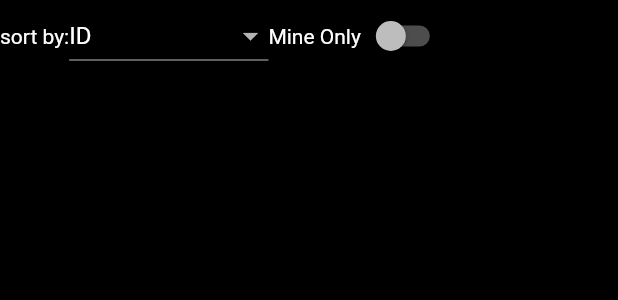
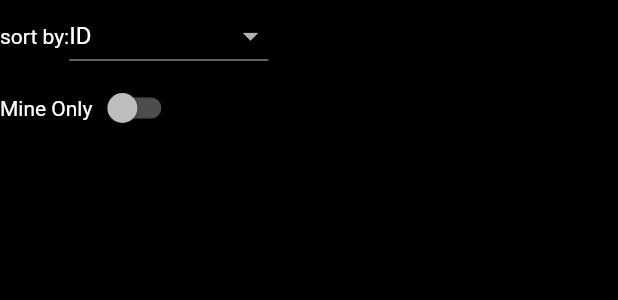
Before and after one commit to amlcloud/seeder, a Flutter app: the BatchList widget shown alone on an empty page, opened directly, on a phone screen of 412 x 824 dp. Shown: the top 300 px of the screen. Run offline on Flutter 3.47's test engine with Material 2 defaults, Android fonts, the phone set to English and light mode, and no system bars; our stand-ins replace cloud_firestore, csv, equatable, firebase_auth, firebase_core, flutter_riverpod and 4 more; missing offline and left inert: dart:html, universal_html; accounts and stored records are empty; statements that could not run were skipped.

Commit message:
layout fixes

```diff
--- a/lib/batch/batch_details.dart
+++ b/lib/batch/batch_details.dart
@@ -36,7 +36,7 @@ class BatchDetails extends ConsumerWidget {
           child: SingleChildScrollView(
               child: Column(
             children: [
-              Text(entityId!),
+              // Text(entityId!),
               DocFieldTextEdit(
                   FirebaseFirestore.instance.doc('batch/${entityId}'), 'id'),
               DocFieldTextEdit(
--- a/lib/batch/batch_list.dart
+++ b/lib/batch/batch_list.dart
@@ -15,13 +15,16 @@ class BatchList extends ConsumerWidget {
   @override
   Widget build(BuildContext context, WidgetRef ref) => Column(
         children: [
+          Column(
+            children: [
               Row(
                 children: [
                   Text('sort by:'),
                   DropdownButton<String>(
                     value: ref.watch(sortStateNotifierProvider) ?? 'id',
                     onChanged: (String? newValue) {
-                  ref.read(sortStateNotifierProvider.notifier).value = newValue;
+                      ref.read(sortStateNotifierProvider.notifier).value =
+                          newValue;
                     },
                     items: <String>['time Created', 'name', 'id']
                         .map<DropdownMenuItem<String>>((String value) {
@@ -30,6 +33,8 @@ class BatchList extends ConsumerWidget {
                         child: Text(value.toUpperCase()),
                       );
                     }).toList(),
+                  ),
+                ],
               ),
               OnlyMineBatchFilter()
             ],
--- a/lib/batch/batch_page.dart
+++ b/lib/batch/batch_page.dart
@@ -28,6 +28,7 @@ class BatchesPage extends ConsumerWidget {
                     children: [BatchList(), buildAddBatchButton(context, ref)],
                   ))),
                   Expanded(
+                    flex: 3,
                     child: BatchDetails(ref.watch(activeBatch)),
                   )
                 ])));
--- a/lib/entity/entities_list.dart
+++ b/lib/entity/entities_list.dart
@@ -14,8 +14,9 @@ class EntitiesList extends ConsumerWidget {
   @override
   Widget build(BuildContext context, WidgetRef ref) => Column(
         children: [
-          Row(
+          Column(
             children: [
+              Row(children: [
                 Text('sort by: '),
                 DropdownButton<String>(
                   value: ref.watch(activeSort) ?? 'id',
@@ -36,7 +37,8 @@ class EntitiesList extends ConsumerWidget {
                       child: Text(value.toUpperCase()),
                     );
                   }).toList(),
-              ),
+                )
+              ]),
               FilterMyEntities(),
             ],
           ),
```
Also changed, not shown: lib/app_bar.dart (+6 -2 lines). Lines whose indentation alone changed are shown as unchanged.
